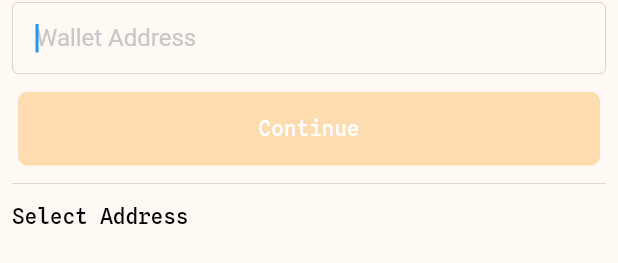
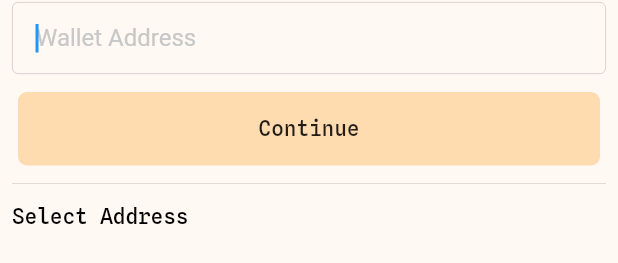
Before and after one commit to leostelon/tuna, a Flutter app: the SelectAddressModal widget shown alone on an empty page, opened directly, on a phone screen of 412 x 824 dp. Shown: the part 127-390 px from the top of the screen. Run offline on Flutter 3.47's test engine with Material 2 defaults, Android fonts, the phone set to English and light mode, and no system bars; our stand-ins replace flutter_svg, get, get_storage, hex, qr_flutter; missing offline and left inert: bip39, ed25519_hd_key, qr_code_scanner, random_avatar, web3dart; accounts and stored records are empty.

Commit message:
primary button

```diff
--- a/lib/components/select_address_modal.dart
+++ b/lib/components/select_address_modal.dart
@@ -80,7 +80,6 @@ class _SelectAddressModalState extends State<SelectAddressModal> {
                 Button(
                   title: "Continue",
                   backgroundColor: primaryColor,
-                  fontColor: Colors.white,
                   onClick: () {
                     if (address.length != 42 || !address.contains("0x")) {
                       return Get.snackbar(
--- a/lib/screens/create_wallet.dart
+++ b/lib/screens/create_wallet.dart
@@ -119,7 +119,6 @@ class _CreateWalletState extends State<CreateWallet> {
                     Button(
                       title: "Next",
                       backgroundColor: primaryColor,
-                      fontColor: Colors.white,
                       onClick: () => Get.toNamed("/index"),
                     ),
                   ],
--- a/lib/screens/walletimport.dart
+++ b/lib/screens/walletimport.dart
@@ -72,8 +72,7 @@ class _WalletImportState extends State<WalletImport> {
                   children: [
                     Button(
                       title: "Import Wallet",
-                      backgroundColor: Colors.black,
-                      fontColor: Colors.white,
+                      backgroundColor: primaryColor,
                       onClick: () {
                         if (pK == "" || !(pK.length == 64 || pK.length == 66)) {
                           return Get.snackbar("Invalid private key!",
```
